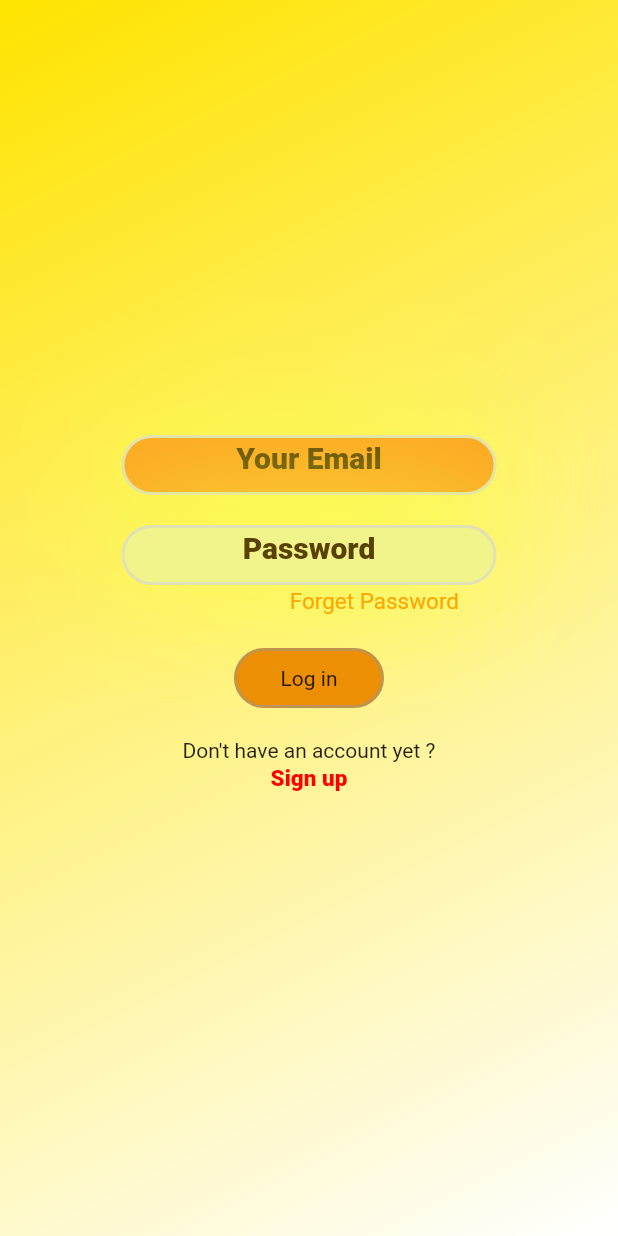
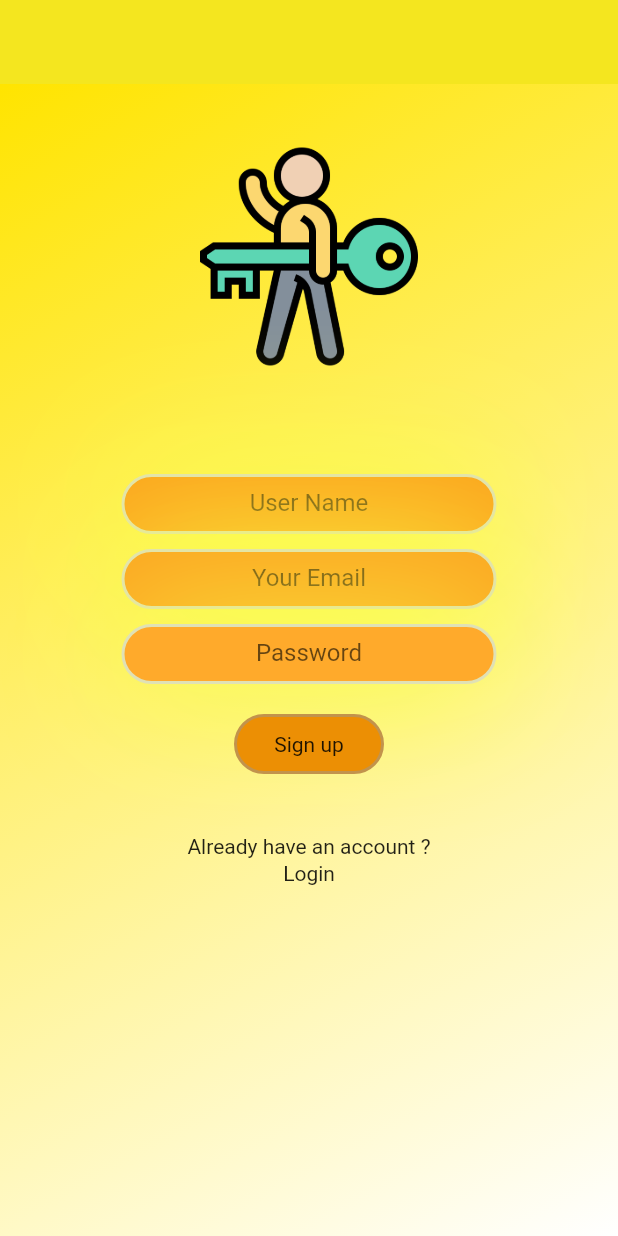
Before and after one commit to manash33pratim/Task-Manager-Flutter, a Flutter app: the screen it shows after launch, after a tap on "Sign up", on a phone screen of 412 x 824 dp. Run offline on Flutter 3.47's test engine with Material 2 defaults, Android fonts, the phone set to English and light mode, and no system bars.

Commit message:
login-register

```diff
--- a/lib/views/login_page.dart
+++ b/lib/views/login_page.dart
@@ -1,6 +1,7 @@
 
 
 import 'package:flutter/material.dart';
+import 'package:task_manager_list/views/register.dart';
 import 'package:task_manager_list/views/task_page.dart';
 //import 'package:task_manager/main.dart';
 
@@ -14,6 +15,9 @@ class LoginPage extends StatelessWidget {
     return MaterialApp(
         debugShowCheckedModeBanner: false,
         home: Scaffold(
+          appBar: AppBar(
+        backgroundColor: Color.fromARGB(255, 244, 230, 31),
+        elevation: 0),
             resizeToAvoidBottomInset: false,
             // set it to false
             body: SafeArea(
@@ -33,7 +37,7 @@ class LoginPage extends StatelessWidget {
                         width: 200,
                         height: 150,
                         margin: EdgeInsets.fromLTRB(20, 40, 20, 20),
-                        //child: Image.asset("images/login.png"),
+                        child: Image.asset("assets/pkey.png"),
                       ),
                       Container(
                         margin: EdgeInsets.fromLTRB(20, 80, 20, 20),
@@ -130,7 +134,7 @@ class LoginPage extends StatelessWidget {
                               ))),
                       InkWell(
                           onTap:  () {
-                            Navigator.pushNamed(context, 'register');
+                                           Navigator.of(context).push(MaterialPageRoute(builder: (context)=>Register()));
                           },
                           child: Container(
                             margin: EdgeInsets.fromLTRB(20, 20, 20, 0),
@@ -139,7 +143,7 @@ class LoginPage extends StatelessWidget {
                           )),
                       InkWell(
                           onTap:  () {
-                            Navigator.pushNamed(context, 'register');
+                                           Navigator.of(context).push(MaterialPageRoute(builder: (context)=>Register()));
                           },
                           child: Container(
                               width: 200,
@@ -155,4 +159,6 @@ class LoginPage extends StatelessWidget {
                               )))
                     ])))));
   }
+
+
 }
--- a/lib/views/register.dart
+++ b/lib/views/register.dart
@@ -0,0 +1,158 @@
+import 'package:flutter/material.dart';
+import 'package:task_manager_list/views/login_page.dart';
+
+
+class Register extends StatelessWidget {
+  const Register({super.key});
+
+  @override
+  Widget build(BuildContext context) {
+    return MaterialApp(
+      home: Scaffold(
+          appBar: AppBar(
+        backgroundColor: Color.fromARGB(255, 244, 230, 31),
+        elevation: 0),
+          resizeToAvoidBottomInset: false, // set it to false
+          body: SafeArea(
+              child: Container(
+                  decoration: const BoxDecoration(
+                    gradient: LinearGradient(
+                      begin: Alignment.topLeft,
+                      end: Alignment.bottomRight,
+                      colors: <Color>[
+                        Color(0xFFFFE400),
+                        Color.fromARGB(255, 255, 255, 255),
+                      ],
+                    ),
+                  ),
+                  child: Column(children: [
+                    Container(
+                      width: 200,
+                      height: 150,
+                      margin: EdgeInsets.fromLTRB(20, 40, 20, 20),
+                      child: Image.asset("assets/rkey.png"),
+                    ),
+                    Container(
+                      margin: EdgeInsets.fromLTRB(20, 50, 20, 10),
+                      height: 40,
+                      width: 250,
+                      decoration: BoxDecoration(
+                        border: Border.all(
+                          color: Color.fromARGB(255, 224, 225, 181),
+                          width: 2.0,
+                        ),
+                        borderRadius: BorderRadius.circular(50),
+                        color: Color.fromARGB(255, 251, 162, 28),
+                        boxShadow: [
+                          BoxShadow(
+                              color: Color.fromARGB(255, 249, 255, 69),
+                              offset: Offset(-0, -0),
+                              blurRadius: 80,
+                              spreadRadius: 5),
+                        ],
+                      ),
+                      child: TextField(
+                        textAlign: TextAlign.center,
+                        decoration: InputDecoration(
+                          hintText: 'User Name',
+                          border: InputBorder.none,
+                        ),
+                      ),
+                    ),
+                    Container(
+                      margin: EdgeInsets.fromLTRB(20, 00, 20, 10),
+                      height: 40,
+                      width: 250,
+                      decoration: BoxDecoration(
+                        border: Border.all(
+                          color: Color.fromARGB(255, 224, 225, 181),
+                          width: 2.0,
+                        ),
+                        borderRadius: BorderRadius.circular(50),
+                        color: Color.fromARGB(255, 251, 164, 33),
+                        boxShadow: [
+                          BoxShadow(
+                              color: Color.fromARGB(255, 249, 255, 69),
+                              offset: Offset(-0, -0),
+                              blurRadius: 80,
+                              spreadRadius: 5),
+                        ],
+                      ),
+                      child: TextField(
+                        textAlign: TextAlign.center,
+                        decoration: InputDecoration(
+                          hintText: 'Your Email',
+                          border: InputBorder.none,
+                        ),
+                      ),
+                    ),
+                    Container(
+                      margin: EdgeInsets.fromLTRB(20, 00, 20,20),
+                      height: 40,
+                      width: 250,
+                      decoration: BoxDecoration(
+                        border: Border.all(
+                          color: Color.fromARGB(255, 224, 225, 181),
+                          width: 2.0,
+                        ),
+                        borderRadius: BorderRadius.circular(50),
+                        color: Color.fromARGB(255, 255, 170, 43),
+                        boxShadow: [
+                          BoxShadow(
+                              color: Color.fromARGB(255, 249, 255, 69),
+                              offset: Offset(-0, -0),
+                              blurRadius: 80,
+                              spreadRadius: 5),
+                        ],
+                      ),
+                      child: TextField(
+                        textAlign: TextAlign.center,
+                        decoration: InputDecoration(
+                          hintText: 'Password',
+                          border: InputBorder.none,
+                        ),
+                      ),
+                    ),
+
+                   InkWell(
+                      onTap: (){
+                                        Navigator.of(context).push(MaterialPageRoute(builder: (context)=>LoginPage()));
+                      },
+                      child: Container(
+                          width: 100,
+                          height: 40,
+                           child: Center(child: Text("Sign up")),
+
+                          decoration: BoxDecoration(
+                            border: Border.all(
+                                color: Color.fromARGB(255, 194, 147, 76), width: 2),
+                            borderRadius: BorderRadius.circular(25),
+                            color: Color(0xFFEC8F04),
+                          )),
+                    ),
+
+                    InkWell(
+                      onTap:() {
+                                        Navigator.of(context).push(MaterialPageRoute(builder: (context)=>LoginPage()));
+                      },
+                      child:
+                      Container(
+                      margin: EdgeInsets.fromLTRB(20, 40, 20, 0),
+                      child: Center(child: Text("Already have an account ?")),
+                    )),
+                    InkWell(
+                      onTap: () {
+                                        Navigator.of(context).push(MaterialPageRoute(builder: (context)=>LoginPage()));
+                      },
+                    child:
+                    Container(
+                        width: 200,
+                        height: 40,
+                        margin: EdgeInsets.fromLTRB(20, 2, 20, 0),
+                        child: Text(
+                          "Login",
+                          textAlign: TextAlign.center,
+                        ))),
+                  ])))));
+  }
+}
--- a/lib/views/splash.dart
+++ b/lib/views/splash.dart
@@ -25,6 +25,9 @@ class _SplashState extends State<Splash> {
   @override
   Widget build(BuildContext context) {
     return Scaffold(
+      appBar: AppBar(
+        backgroundColor: Color.fromARGB(255, 244, 230, 31),
+        elevation: 0),
       body: SafeArea(
           child: Stack(
         children: [
--- a/lib/views/task_page.dart
+++ b/lib/views/task_page.dart
@@ -14,8 +14,10 @@ class TaskPage extends StatelessWidget {
   Widget build(BuildContext context) {
     return Scaffold(
         appBar: AppBar(
+          backwardsCompatibility: false,
           // backgroundColor:Colors.yellow),
           title: Center(
+
               child: Text('TASKY',
                   style: TextStyle(
                       fontWeight: FontWeight.bold, color: Colors.black))),
--- a/pubspec.yaml
+++ b/pubspec.yaml
@@ -74,6 +74,9 @@ flutter:
   assets:
     - assets/spashscreen.png
     - assets/image/logo.png
+    - assets/pkey.png
+    - assets/rkey.png
+
 
 
   # An image asset can refer to one or more resolution-specific "variants", see
```
Also changed, not shown: assets/pkey.png (added), assets/rkey.png (added).
